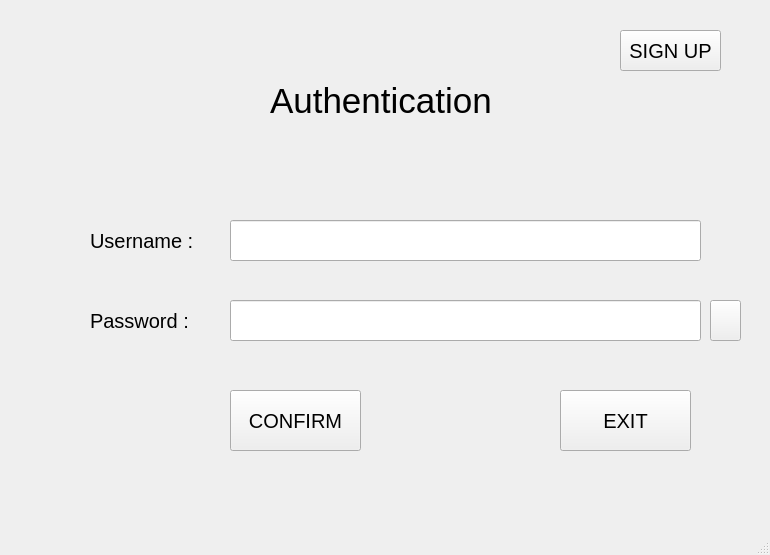
Above: app.ui from JohnPoleshchuk/KeyboardTrainer before the change. Below: the same form after it.
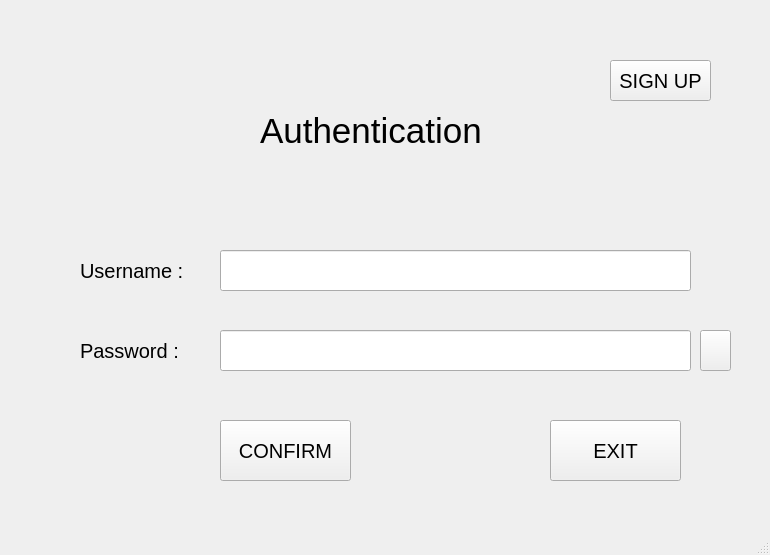
That is the form after the change.

```diff
--- a/app.ui
+++ b/app.ui
@@ -27,8 +27,8 @@
      <widget class="QStackedWidget" name="stackedWidgetAuth">
       <property name="geometry">
        <rect>
-        <x>20</x>
-        <y>10</y>
+        <x>10</x>
+        <y>40</y>
         <width>771</width>
         <height>531</height>
        </rect>
```
Left out of the diff: 2 changed lines with no effect on the pictures.
